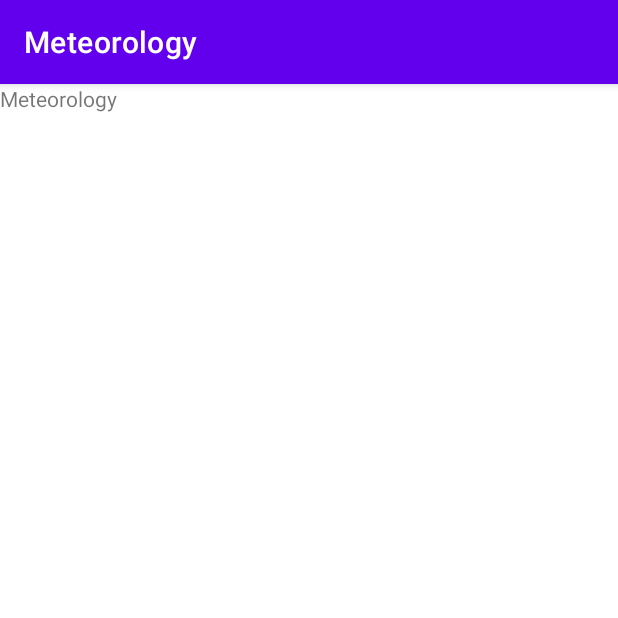
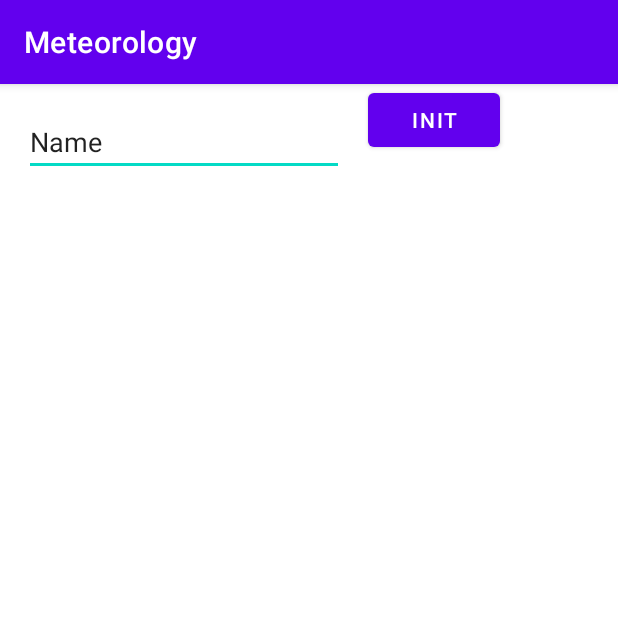
Before and after one commit to Arturo0911/Prediction_meteorology, an Android app: the screen it shows after launch (MainActivity), on a phone screen of 412 x 824 dp, the top half of it. Run offline under Robolectric (Android 15) with nearby library versions, the phone set to English and light mode, and no system bars.

Commit message:
implementing layouts

```diff
--- a/Android/app/src/main/res/layout/activity_main.xml
+++ b/Android/app/src/main/res/layout/activity_main.xml
@@ -6,11 +6,26 @@
     android:layout_height="match_parent"
     tools:context=".MainActivity">
 
-    <TextView
-        android:id="@+id/textView"
-        android:layout_width="89dp"
-        android:layout_height="0dp"
-        android:text="Meteorology"
-        tools:layout_editor_absoluteX="72dp"
-        tools:layout_editor_absoluteY="80dp" />
+    <EditText
+        android:id="@+id/editTextTextPersonName"
+        android:layout_width="wrap_content"
+        android:layout_height="wrap_content"
+        android:layout_marginStart="16dp"
+        android:layout_marginLeft="16dp"
+        android:layout_marginTop="16dp"
+        android:ems="10"
+        android:inputType="textPersonName"
+        android:text="Name"
+        app:layout_constraintStart_toStartOf="parent"
+        app:layout_constraintTop_toTopOf="parent" />
+
+    <Button
+        android:id="@+id/Initialize"
+        android:layout_width="wrap_content"
+        android:layout_height="wrap_content"
+        android:layout_marginStart="16dp"
+        android:layout_marginLeft="16dp"
+        android:text="init"
+        app:layout_constraintStart_toEndOf="@+id/editTextTextPersonName"
+        tools:layout_editor_absoluteY="13dp" />
 </androidx.constraintlayout.widget.ConstraintLayout>
```
